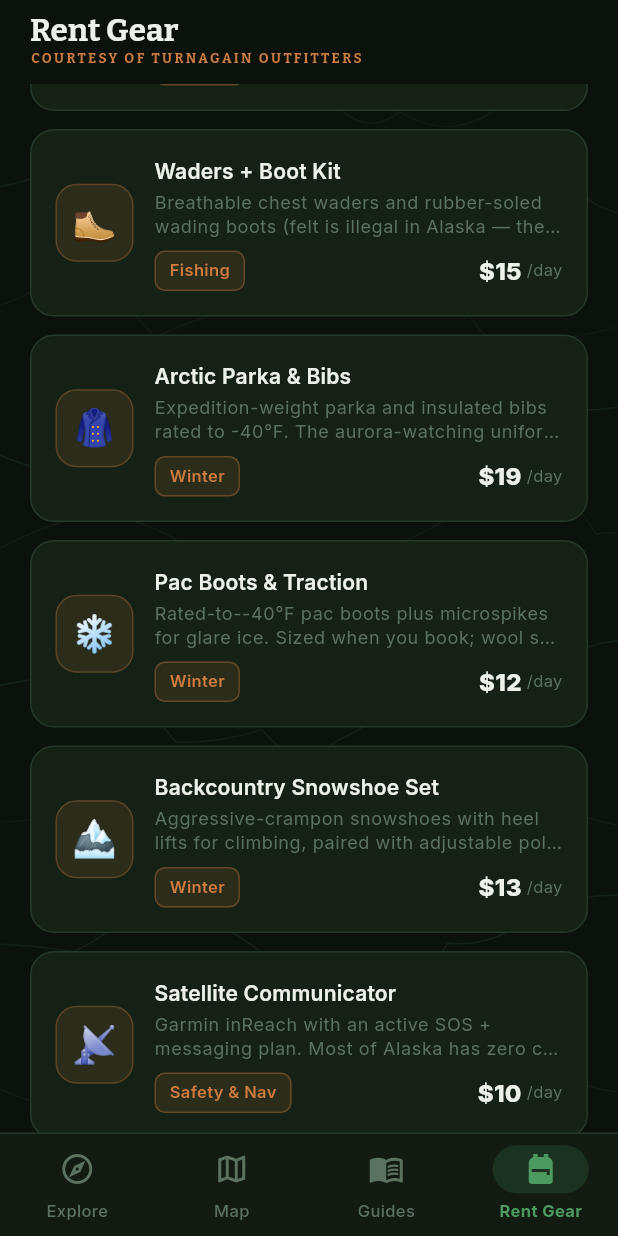
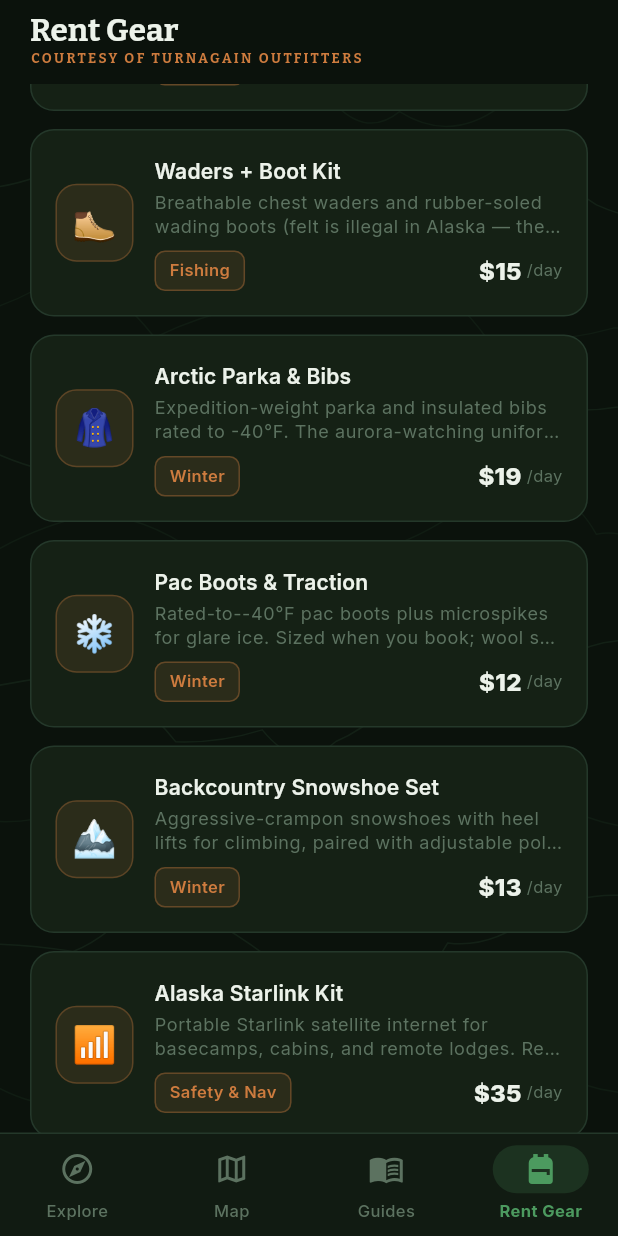
Before and after one commit to sambritch-netizen/AlaskaAtlas, a Flutter app: the GearScreen screen opened by its route, scrolled down 1152 dp, on a phone screen of 412 x 824 dp. Run offline on Flutter 3.47's test engine with Material 3 defaults, Android fonts, the phone set to English and light mode, and no system bars; our stand-ins replace flutter_map, flutter_riverpod, go_router, google_fonts, latlong2.

Commit message:
feat: point gear booking at turnagainoutfitters.com, add Starlink rental
https://claude.ai/code/session_015AJbyHjwjT4Cbww2NGxwge

```diff
--- a/lib/data/gear_data.dart
+++ b/lib/data/gear_data.dart
@@ -149,6 +149,17 @@ class GearData {
 
     // ── Safety & Nav ────────────────────────────────────────────────────
     GearItem(
+      id: 'starlink',
+      name: 'Alaska Starlink Kit',
+      category: 'Safety & Nav',
+      emoji: '📶',
+      description:
+          'Portable Starlink satellite internet for basecamps, cabins, and remote lodges. Real broadband where Alaska has no coverage at all — check current pricing and availability on turnagainoutfitters.com.',
+      pricePerDay: 35,
+      includes: ['Starlink dish + router', 'Power kit', 'Carry case'],
+      goodFor: ['Remote cabins & lodges', 'Basecamps', 'Work-from-anywhere trips'],
+    ),
+    GearItem(
       id: 'inreach',
       name: 'Satellite Communicator',
       category: 'Safety & Nav',
--- a/lib/services/turnagain_service.dart
+++ b/lib/services/turnagain_service.dart
@@ -23,7 +23,7 @@ class TurnagainService {
   static const String _base44ApiKey = '';
   static const String _gearEntity = 'GearItem';
 
-  static const String websiteUrl = 'https://app.base44.com';
+  static const String websiteUrl = 'https://turnagainoutfitters.com';
 
   bool get isLive => _base44AppId.isNotEmpty && _base44ApiKey.isNotEmpty;
 
```
